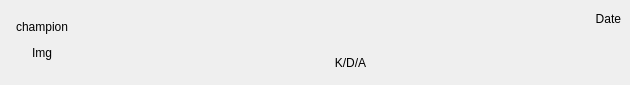
This is matchitem.ui in moevm/gui-1h2018-20 as Qt 5 draws it before an edit. The edited form follows.
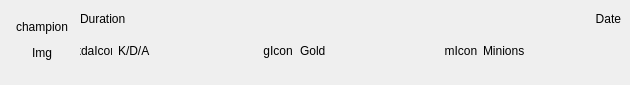
This is the edited form.

Patch:
```diff
--- a/matchitem.ui
+++ b/matchitem.ui
@@ -75,7 +75,19 @@
     <item>
      <layout class="QVBoxLayout" name="verticalLayout">
       <item>
-       <widget class="QLabel" name="label">
+       <layout class="QHBoxLayout" name="horizontalLayout_3">
+        <item>
+         <widget class="QLabel" name="durationLabel">
+          <property name="text">
+           <string>Duration</string>
+          </property>
+          <property name="alignment">
+           <set>Qt::AlignLeading|Qt::AlignLeft|Qt::AlignVCenter</set>
+          </property>
+         </widget>
+        </item>
+        <item>
+         <widget class="QLabel" name="dateLabel">
         <property name="text">
          <string>Date</string>
         </property>
@@ -84,15 +96,89 @@
         </property>
        </widget>
       </item>
+       </layout>
+      </item>
       <item>
-       <widget class="QLabel" name="label_3">
+       <layout class="QHBoxLayout" name="horizontalLayout_2">
+        <item>
+         <widget class="QLabel" name="kdaIconLabel">
+          <property name="maximumSize">
+           <size>
+            <width>32</width>
+            <height>16777215</height>
+           </size>
+          </property>
+          <property name="text">
+           <string>kdaIcon</string>
+          </property>
+          <property name="alignment">
+           <set>Qt::AlignHCenter|Qt::AlignTop</set>
+          </property>
+         </widget>
+        </item>
+        <item>
+         <widget class="QLabel" name="kdaLabel">
         <property name="text">
          <string>K/D/A</string>
         </property>
         <property name="alignment">
-         <set>Qt::AlignCenter</set>
-        </property>
-       </widget>
+           <set>Qt::AlignLeading|Qt::AlignLeft|Qt::AlignTop</set>
+          </property>
+         </widget>
+        </item>
+        <item>
+         <widget class="QLabel" name="goldIconLabel">
+          <property name="maximumSize">
+           <size>
+            <width>32</width>
+            <height>16777215</height>
+           </size>
+          </property>
+          <property name="text">
+           <string>gIcon</string>
+          </property>
+          <property name="alignment">
+           <set>Qt::AlignHCenter|Qt::AlignTop</set>
+          </property>
+         </widget>
+        </item>
+        <item>
+         <widget class="QLabel" name="goldLabel">
+          <property name="text">
+           <string>Gold</string>
+          </property>
+          <property name="alignment">
+           <set>Qt::AlignLeading|Qt::AlignLeft|Qt::AlignTop</set>
+          </property>
+         </widget>
+        </item>
+        <item>
+         <widget class="QLabel" name="minionsIconLabel">
+          <property name="maximumSize">
+           <size>
+            <width>32</width>
+            <height>16777215</height>
+           </size>
+          </property>
+          <property name="text">
+           <string>mIcon</string>
+          </property>
+          <property name="alignment">
+           <set>Qt::AlignHCenter|Qt::AlignTop</set>
+          </property>
+         </widget>
+        </item>
+        <item>
+         <widget class="QLabel" name="minionsLabel">
+          <property name="text">
+           <string>Minions</string>
+          </property>
+          <property name="alignment">
+           <set>Qt::AlignLeading|Qt::AlignLeft|Qt::AlignTop</set>
+          </property>
+         </widget>
+        </item>
+       </layout>
       </item>
      </layout>
     </item>
```
Left out of the diff: 2 changed lines with no effect on the pictures. Lines whose indentation alone changed are shown as unchanged.
